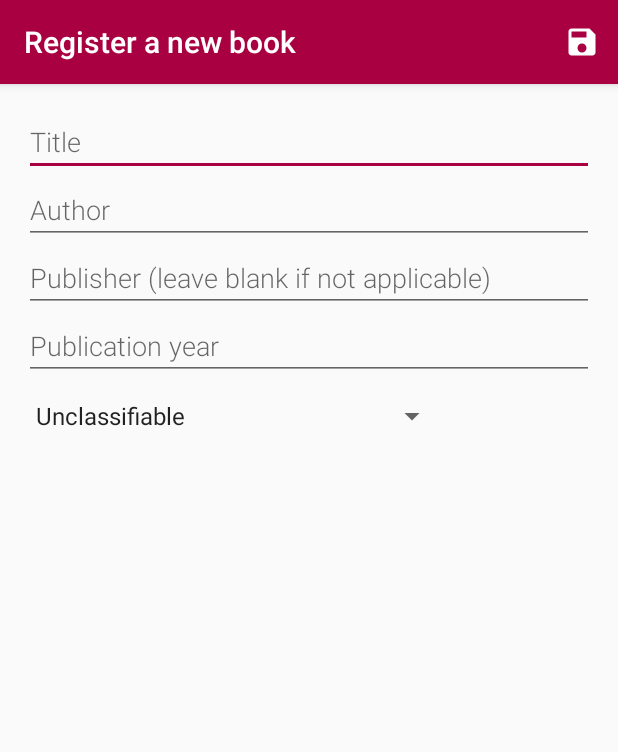
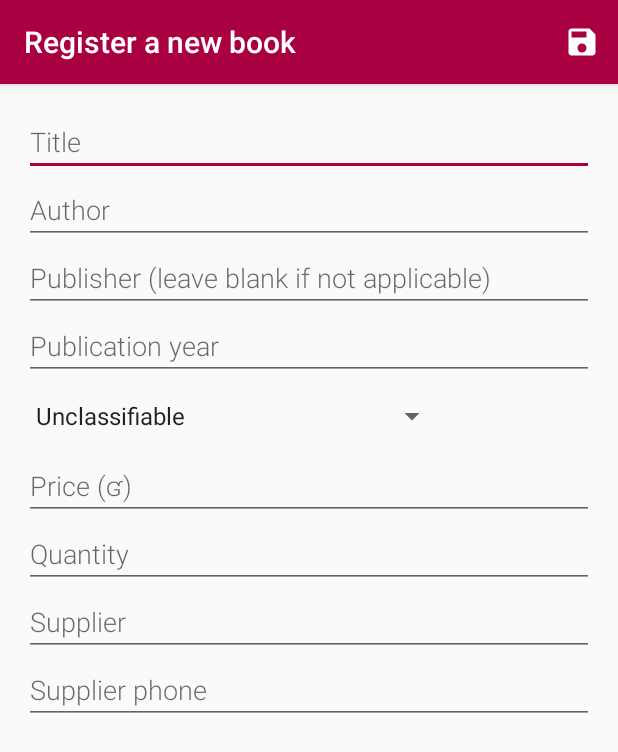
Before and after one commit to r4dixx/Flourish-And-Blotts-Book-Registry, an Android app: the screen it shows after launch (NewEntryActivity), after a tap on an icon or button, on a phone screen of 412 x 824 dp. Shown: the top 752 px of the screen. Run offline under Robolectric (Android 15) with nearby library versions, the light colour scheme and no system bars.

Commit message:
:card_file_box: New db columns: price, quantity, supplier and supplier phone
Also:
:card_file_box: Database condition changes (
:bug: Database related fix for year (regarding the data type)
:lipstick: Style adjustments (scrollview for NewEntry and line break for Main textview)

```diff
--- a/app/src/main/java/com/r4dixx/fbbookregistry/MainActivity.java
+++ b/app/src/main/java/com/r4dixx/fbbookregistry/MainActivity.java
@@ -26,7 +26,7 @@ public class MainActivity extends AppCompatActivity {
         super.onCreate(savedInstanceState);
         setContentView(com.r4dixx.fbbookregistry.R.layout.activity_main);
         Toolbar toolbar = findViewById(com.r4dixx.fbbookregistry.R.id.toolbar_main);
-        toolbar.setOverflowIcon(ContextCompat.getDrawable(getApplicationContext(),R.drawable.ic_bug_report_white_24dp));
+        toolbar.setOverflowIcon(ContextCompat.getDrawable(getApplicationContext(), R.drawable.ic_bug_report_white_24dp));
         setSupportActionBar(toolbar);
 
         FloatingActionButton fab = findViewById(com.r4dixx.fbbookregistry.R.id.fab);
@@ -60,8 +60,13 @@ public class MainActivity extends AppCompatActivity {
                 BookEntry.COLUMN_AUTHOR,
                 BookEntry.COLUMN_PUBLISHER,
                 BookEntry.COLUMN_YEAR,
-                BookEntry.COLUMN_SUBJECT
+                BookEntry.COLUMN_SUBJECT,
+                BookEntry.COLUMN_PRICE,
+                BookEntry.COLUMN_QUANTITY,
+                BookEntry.COLUMN_SUPPLIER,
+                BookEntry.COLUMN_SUPPLIER_PHONE
         };
+
         // Cursor contains all rows and order them by COLUMN_TITLE
         Cursor cursor = db.query(
                 BookEntry.TABLE_NAME,
@@ -88,7 +93,11 @@ public class MainActivity extends AppCompatActivity {
                     + BookEntry.COLUMN_AUTHOR + " | "
                     + BookEntry.COLUMN_PUBLISHER + " | "
                     + BookEntry.COLUMN_YEAR + " | "
-                    + BookEntry.COLUMN_SUBJECT
+                    + BookEntry.COLUMN_SUBJECT + " | "
+                    + BookEntry.COLUMN_PRICE + " | "
+                    + BookEntry.COLUMN_QUANTITY + " | "
+                    + BookEntry.COLUMN_SUPPLIER + " | "
+                    + BookEntry.COLUMN_SUPPLIER_PHONE
                     + "\n");
 
             // Executing this outside the while loop as it more efficient this way performance-wise. Otherwise getColumnIndex() would be called for each row)
@@ -98,6 +107,10 @@ public class MainActivity extends AppCompatActivity {
             int publisherIndex = cursor.getColumnIndex((BookEntry.COLUMN_PUBLISHER));
             int yearIndex = cursor.getColumnIndex((BookEntry.COLUMN_YEAR));
             int subjectIndex = cursor.getColumnIndex((BookEntry.COLUMN_SUBJECT));
+            int priceIndex = cursor.getColumnIndex((BookEntry.COLUMN_PRICE));
+            int quantityIndex = cursor.getColumnIndex((BookEntry.COLUMN_QUANTITY));
+            int supplierIndex = cursor.getColumnIndex((BookEntry.COLUMN_SUPPLIER));
+            int supplierPhoneIndex = cursor.getColumnIndex((BookEntry.COLUMN_SUPPLIER_PHONE));
 
             while (cursor.moveToNext()) {
 
@@ -105,15 +118,25 @@ public class MainActivity extends AppCompatActivity {
                 String currentTitle = cursor.getString(titleIndex);
                 String currentAuthor = cursor.getString(authorIndex);
                 String currentPublisher = cursor.getString(publisherIndex);
-                int currentYear = cursor.getInt(yearIndex);
+                String currentYear = cursor.getString(yearIndex);
                 int currentSubject = cursor.getInt(subjectIndex);
+                int currentPrice = cursor.getInt(priceIndex);
+                int currentQuantity = cursor.getInt(quantityIndex);
+                String currentSupplier = cursor.getString(supplierIndex);
+                String currentSupplierPhone = cursor.getString(supplierPhoneIndex);
 
                 tv.append(("\n" + currentId + " | "
                         + currentTitle + " | "
                         + currentAuthor + " | "
                         + currentPublisher + " | "
                         + currentYear + " | "
-                        + currentSubject));
+                        + currentSubject + " | "
+                        + currentPrice + " | "
+                        + currentQuantity + " | "
+                        + currentSupplier + " | "
+                        + currentSupplierPhone
+                        + "\n"
+                ));
             }
         } finally {
             cursor.close();
@@ -137,6 +160,10 @@ public class MainActivity extends AppCompatActivity {
         vals.put(BookEntry.COLUMN_PUBLISHER, "Obscurus Books");
         vals.put(BookEntry.COLUMN_YEAR, "1927");
         vals.put(BookEntry.COLUMN_SUBJECT, BookEntry.SUBJECT_CREATURES);
+        vals.put(BookEntry.COLUMN_PRICE, "2");
+        vals.put(BookEntry.COLUMN_QUANTITY, BookEntry.QUANTITY_DEFAULT);
+        vals.put(BookEntry.COLUMN_SUPPLIER, "Albus Dumbledore");
+        vals.put(BookEntry.COLUMN_SUPPLIER_PHONE, "6054756961");
 
         db.insert(BookEntry.TABLE_NAME, null, vals);
     }
--- a/app/src/main/java/com/r4dixx/fbbookregistry/NewEntryActivity.java
+++ b/app/src/main/java/com/r4dixx/fbbookregistry/NewEntryActivity.java
@@ -20,6 +20,8 @@ import android.widget.Toast;
 import com.r4dixx.fbbookregistry.database.Contract.BookEntry;
 import com.r4dixx.fbbookregistry.database.DbHelper;
 
+import static com.r4dixx.fbbookregistry.database.Contract.BookEntry.SUBJECT_UNKNOWN;
+
 public class NewEntryActivity extends AppCompatActivity {
 
     private EditText mTitleET;
@@ -27,9 +29,12 @@ public class NewEntryActivity extends AppCompatActivity {
     private EditText mPublisherET;
     private EditText mYearET;
     private Spinner mSubjectSpin;
+    private EditText mPriceET;
+    private EditText mQuantityET;
+    private EditText mSupplierET;
+    private EditText mSupplierPhoneET;
 
-
-    private int mSubject = 0;
+    private int mSubject = SUBJECT_UNKNOWN;
 
     @Override
     protected void onCreate(@Nullable Bundle savedInstanceState) {
@@ -42,8 +47,11 @@ public class NewEntryActivity extends AppCompatActivity {
         mAuthorET = findViewById(R.id.edit_book_author);
         mPublisherET = findViewById(R.id.edit_book_publisher);
         mYearET = findViewById(R.id.edit_book_year);
+        mPriceET = findViewById(R.id.edit_book_price);
+        mQuantityET = findViewById(R.id.edit_book_quantity);
+        mSupplierET =findViewById(R.id.edit_book_supplier);
+        mSupplierPhoneET =findViewById(R.id.edit_book_phone);
         mSubjectSpin = findViewById(R.id.spinner_subject);
-
         setSpinner();
     }
 
@@ -103,14 +111,14 @@ public class NewEntryActivity extends AppCompatActivity {
                     } else if (selected.equals(getString(R.string.subject_xylomancy))) {
                         mSubject = BookEntry.SUBJECT_XYLOMANCY;
                     } else {
-                        mSubject = BookEntry.SUBJECT_UNKNOWN;
+                        mSubject = SUBJECT_UNKNOWN;
                     }
                 }
             }
 
             @Override
             public void onNothingSelected(AdapterView<?> parent) {
-                mSubject = 0;
+                mSubject = SUBJECT_UNKNOWN;
             }
         });
     }
@@ -119,18 +127,27 @@ public class NewEntryActivity extends AppCompatActivity {
         DbHelper mDbHelper = new DbHelper(this);
         SQLiteDatabase db = mDbHelper.getWritableDatabase();
 
-        String titleString = mTitleET.getText().toString().trim();
-        String authorString = mAuthorET.getText().toString().trim();
-        String publisherString = mPublisherET.getText().toString().trim();
-        String yearString = mYearET.getText().toString().trim();
-        int year = Integer.parseInt(yearString);
+        String title = mTitleET.getText().toString().trim();
+        String author = mAuthorET.getText().toString().trim();
+        String publisher = mPublisherET.getText().toString().trim();
+        String year = mYearET.getText().toString().trim();
+        String priceString = mPriceET.getText().toString().trim();
+        int price = Integer.parseInt(priceString);
+        String quantityString = mQuantityET.getText().toString().trim();
+        int quantity = Integer.parseInt(quantityString);
+        String supplier = mSupplierET.getText().toString().trim();
+        String phone = mSupplierPhoneET.getText().toString().trim();
 
         ContentValues values = new ContentValues();
-        values.put(BookEntry.COLUMN_TITLE, titleString);
-        values.put(BookEntry.COLUMN_AUTHOR, authorString);
-        values.put(BookEntry.COLUMN_PUBLISHER, publisherString);
+        values.put(BookEntry.COLUMN_TITLE, title);
+        values.put(BookEntry.COLUMN_AUTHOR, author);
+        values.put(BookEntry.COLUMN_PUBLISHER, publisher);
         values.put(BookEntry.COLUMN_YEAR, year);
         values.put(BookEntry.COLUMN_SUBJECT, mSubject);
+        values.put(BookEntry.COLUMN_PRICE, price);
+        values.put(BookEntry.COLUMN_QUANTITY, quantity);
+        values.put(BookEntry.COLUMN_SUPPLIER, supplier);
+        values.put(BookEntry.COLUMN_SUPPLIER_PHONE, phone);
 
         long newRowId = db.insert(BookEntry.TABLE_NAME, null, values);
 
--- a/app/src/main/java/com/r4dixx/fbbookregistry/database/DbHelper.java
+++ b/app/src/main/java/com/r4dixx/fbbookregistry/database/DbHelper.java
@@ -5,6 +5,9 @@ import android.database.sqlite.SQLiteDatabase;
 import android.database.sqlite.SQLiteOpenHelper;
 
 import com.r4dixx.fbbookregistry.database.Contract.BookEntry;
+
+import static com.r4dixx.fbbookregistry.database.Contract.BookEntry.QUANTITY_DEFAULT;
+import static com.r4dixx.fbbookregistry.database.Contract.BookEntry.SUBJECT_UNKNOWN;
 
 
 public class DbHelper extends SQLiteOpenHelper {
@@ -22,10 +25,15 @@ public class DbHelper extends SQLiteOpenHelper {
                 "CREATE TABLE " + BookEntry.TABLE_NAME + " ("
                         + BookEntry._ID + " INTEGER" + " PRIMARY KEY AUTOINCREMENT, "
                         + BookEntry.COLUMN_TITLE + " TEXT" + " NOT NULL, "
-                        + BookEntry.COLUMN_AUTHOR + " TEXT" + " NOT NULL,"
+                        + BookEntry.COLUMN_AUTHOR + " TEXT" + " NOT NULL, "
                         + BookEntry.COLUMN_PUBLISHER + " TEXT, "
-                        + BookEntry.COLUMN_YEAR + " INTEGER" + " NOT NULL, "
-                        + BookEntry.COLUMN_SUBJECT + " INTEGER" + " NOT NULL" + " DEFAULT 0);";
+                        + BookEntry.COLUMN_YEAR + " STRING" + " NOT NULL, "
+                        + BookEntry.COLUMN_SUBJECT + " INTEGER" + " NOT NULL" + " DEFAULT " + SUBJECT_UNKNOWN + ", "
+                        + BookEntry.COLUMN_PRICE + " INTEGER" + " NOT NULL, "
+                        + BookEntry.COLUMN_QUANTITY + " INTEGER" + " NOT NULL" + " DEFAULT " + QUANTITY_DEFAULT + ", "
+                        + BookEntry.COLUMN_SUPPLIER + " TEXT, "
+                        + BookEntry.COLUMN_SUPPLIER_PHONE + " TEXT"
+                        + ");";
 
         db.execSQL(SQL_CREATE_TABLE);
     }
--- a/app/src/main/res/layout/content_new_entry.xml
+++ b/app/src/main/res/layout/content_new_entry.xml
@@ -1,4 +1,10 @@
 <?xml version="1.0" encoding="utf-8"?>
+<ScrollView xmlns:android="http://schemas.android.com/apk/res/android"
+    xmlns:tools="http://schemas.android.com/tools"
+    android:layout_width="match_parent"
+    android:layout_height="match_parent"
+    android:orientation="vertical">
+
     <LinearLayout xmlns:android="http://schemas.android.com/apk/res/android"
         xmlns:tools="http://schemas.android.com/tools"
         android:layout_width="match_parent"
@@ -37,7 +43,8 @@
             android:layout_width="match_parent"
             android:layout_height="wrap_content"
             android:hint="@string/hint_year"
-        android:inputType="textCapWords" />
+            android:inputType="number" />
+
         <Spinner
             android:id="@+id/spinner_subject"
             android:layout_width="wrap_content"
@@ -45,4 +52,37 @@
             android:prompt="@string/hint_subject"
             android:spinnerMode="dialog" />
 
+        <EditText
+            android:id="@+id/edit_book_price"
+            style="@style/EditTextTheme"
+            android:layout_width="match_parent"
+            android:layout_height="wrap_content"
+            android:hint="@string/hint_price"
+            android:inputType="number" />
+
+        <EditText
+            android:id="@+id/edit_book_quantity"
+            style="@style/EditTextTheme"
+            android:layout_width="match_parent"
+            android:layout_height="wrap_content"
+            android:hint="@string/hint_quantity"
+            android:inputType="number" />
+
+        <EditText
+            android:id="@+id/edit_book_supplier"
+            style="@style/EditTextTheme"
+            android:layout_width="match_parent"
+            android:layout_height="wrap_content"
+            android:hint="@string/hint_supplier"
+            android:inputType="textCapWords" />
+
+        <EditText
+            android:id="@+id/edit_book_phone"
+            style="@style/EditTextTheme"
+            android:layout_width="match_parent"
+            android:layout_height="wrap_content"
+            android:hint="@string/hint_phone"
+            android:inputType="phone" />
+
     </LinearLayout>
+</ScrollView>
--- a/app/src/main/res/values/strings.xml
+++ b/app/src/main/res/values/strings.xml
@@ -15,6 +15,11 @@
     <string name="hint_publisher">Publisher (leave blank if not applicable)</string>
     <string name="hint_year">Publication year</string>
     <string name="hint_subject">Class subject</string>
+    <string name="hint_price">Price (ʛ)</string>
+    <string name="hint_quantity">Quantity</string>
+    <string name="hint_supplier">Supplier</string>
+    <string name="hint_phone">Supplier phone</string>
+
 
     <!-- New entry - Spinner - subjects -->
     <string name="subject_unknown">Unclassifiable</string>
```
Also changed, not shown: app/src/main/java/com/r4dixx/fbbookregistry/database/Contract.java (+6 -1 lines). Lines whose indentation alone changed are shown as unchanged.
